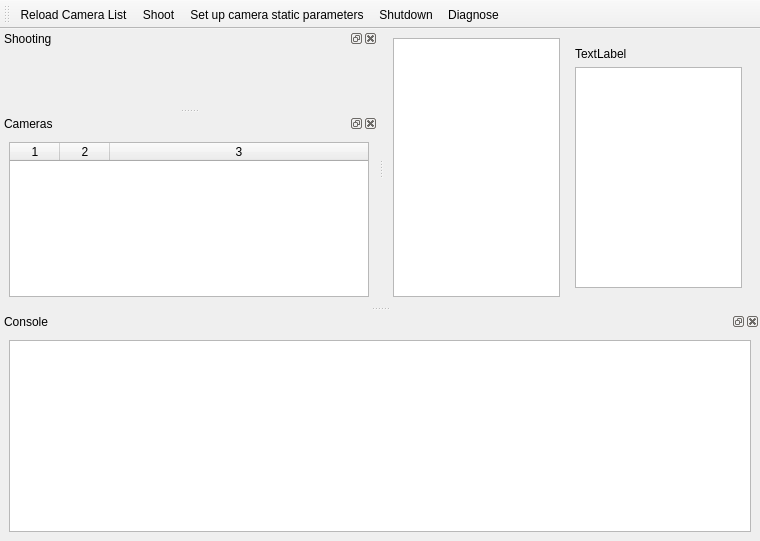
First picture: the form in QtCreator/PhotoB/mainwindow.ui, repository novokrest/Photo, before the edit.
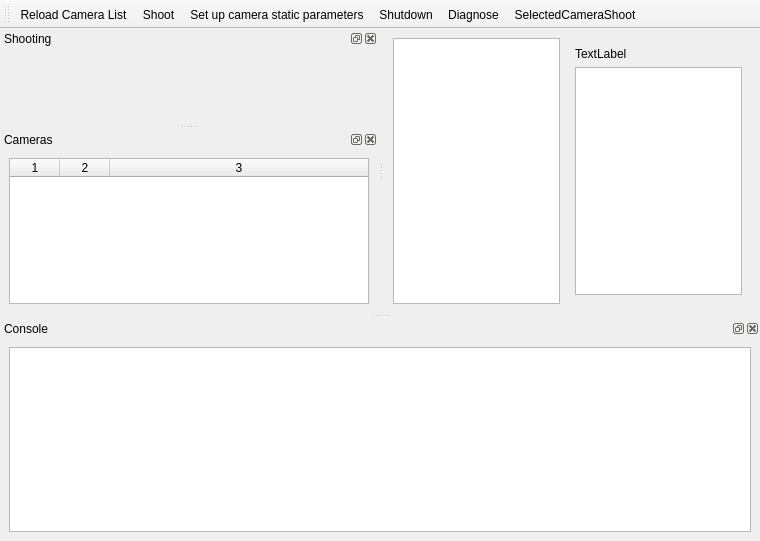
Second picture: the form after the edit. Icons and pictures are not drawn. Custom widgets are drawn as their Qt base class.

Commit message: add delay slider, selected camera shoot

The edit to the form file:
```diff
--- a/QtCreator/PhotoB/mainwindow.ui
+++ b/QtCreator/PhotoB/mainwindow.ui
@@ -68,7 +68,7 @@
    <property name="minimumSize">
     <size>
      <width>200</width>
-     <height>79</height>
+     <height>95</height>
     </size>
    </property>
    <property name="windowTitle">
@@ -92,6 +92,9 @@
      <item>
       <widget class="ParameterSlider" name="isoSlider" native="true"/>
      </item>
+     <item>
+      <widget class="ParameterSlider" name="delaySlider" native="true"/>
+     </item>
     </layout>
    </widget>
   </widget>
@@ -174,6 +177,7 @@
    <addaction name="actionConfigureStaticProps"/>
    <addaction name="actionShutdownAll"/>
    <addaction name="actionDiagnose"/>
+   <addaction name="actionSelectedCameraShoot"/>
   </widget>
   <action name="actionReloadCameras">
    <property name="icon">
@@ -232,6 +236,15 @@
     <string>Shutdown all cameras</string>
    </property>
   </action>
+  <action name="actionSelectedCameraShoot">
+   <property name="icon">
+    <iconset resource="photobooth.qrc">
+     <normaloff>:/icons/selected-camera-photo.png</normaloff>:/icons/selected-camera-photo.png</iconset>
+   </property>
+   <property name="text">
+    <string>SelectedCameraShoot</string>
+   </property>
+  </action>
  </widget>
  <customwidgets>
   <customwidget>
```
The commit also changes 28 other files.
